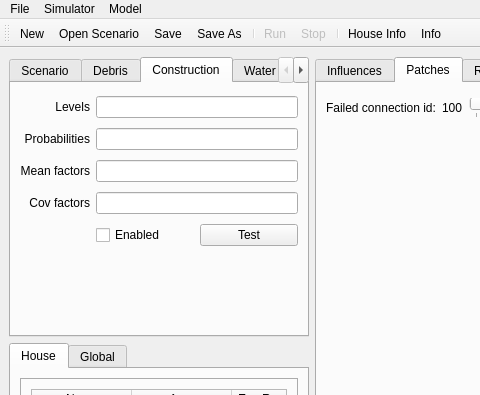
This is vaws/gui/ui/main.ui in GeoscienceAustralia/vaws as Qt 5 draws it before an edit; both pictures show x 0 to 480 and y 0 to 395 of the 1280 by 729 pixel window. The edited form follows.
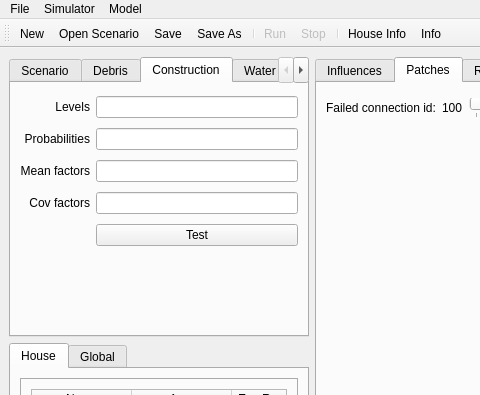
This is the edited form. The open tabs and pages were chosen to show the change. Icons and pictures are not drawn. Custom widgets are drawn as their Qt base class.

The edit to the form file:
```diff
--- a/vaws/gui/ui/main.ui
+++ b/vaws/gui/ui/main.ui
@@ -587,22 +587,6 @@
           </item>
           <item row="4" column="1">
            <layout class="QHBoxLayout" name="horizontalLayout_20">
-            <item>
-             <widget class="QCheckBox" name="constructionEnabled">
-              <property name="sizePolicy">
-               <sizepolicy hsizetype="Minimum" vsizetype="Minimum">
-                <horstretch>0</horstretch>
-                <verstretch>0</verstretch>
-               </sizepolicy>
-              </property>
-              <property name="layoutDirection">
-               <enum>Qt::LeftToRight</enum>
-              </property>
-              <property name="text">
-               <string>Enabled</string>
-              </property>
-             </widget>
-            </item>
             <item>
              <widget class="QPushButton" name="testConstructionButton">
               <property name="sizePolicy">
```
Left out of the diff: 228 changed lines with no effect on the pictures.
